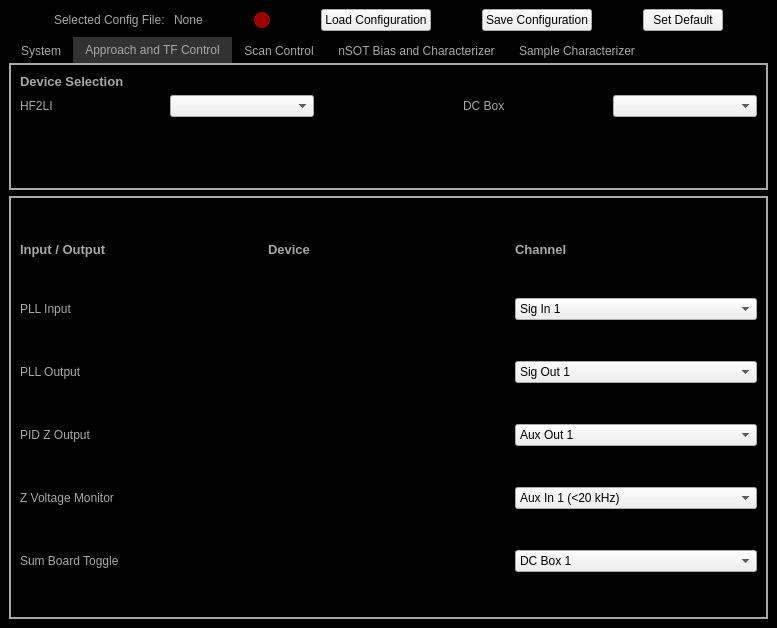
The window that Scanner GUI/DeviceSelect/DeviceSelect.ui (afylab/nanoSQUID-Scanning-Software) describes before a commit, drawn with Qt 5.
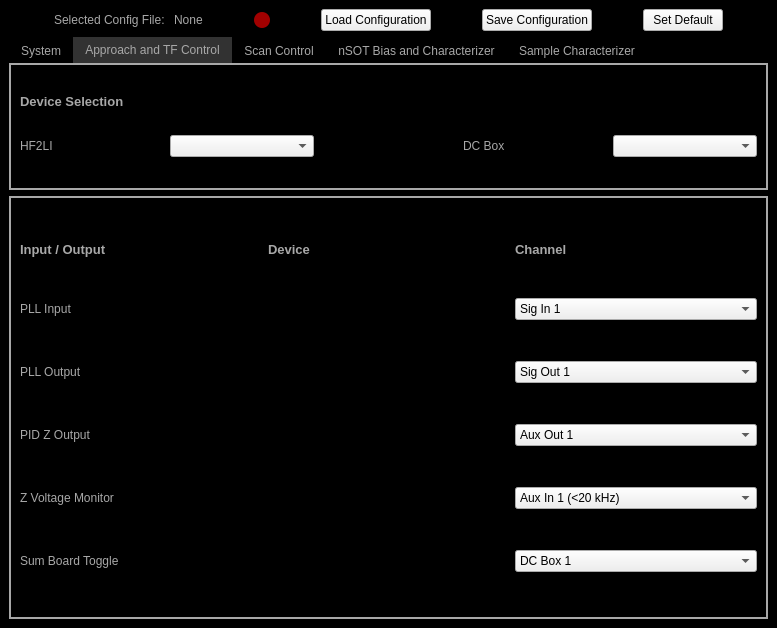
The same window after the commit. The open tabs and pages were chosen to show the change. Icons and pictures are not drawn.

Diff of the .ui file:
```diff
--- a/Scanner GUI/DeviceSelect/DeviceSelect.ui
+++ b/Scanner GUI/DeviceSelect/DeviceSelect.ui
@@ -618,7 +618,7 @@
           <property name="frameShadow">
            <enum>QFrame::Raised</enum>
           </property>
-          <layout class="QGridLayout" name="gridLayout" rowstretch="1,1,1" columnstretch="1,1,1,1,1">
+          <layout class="QGridLayout" name="gridLayout" rowstretch="1,1" columnstretch="1,1,1,1,1">
            <property name="leftMargin">
             <number>9</number>
            </property>
```
